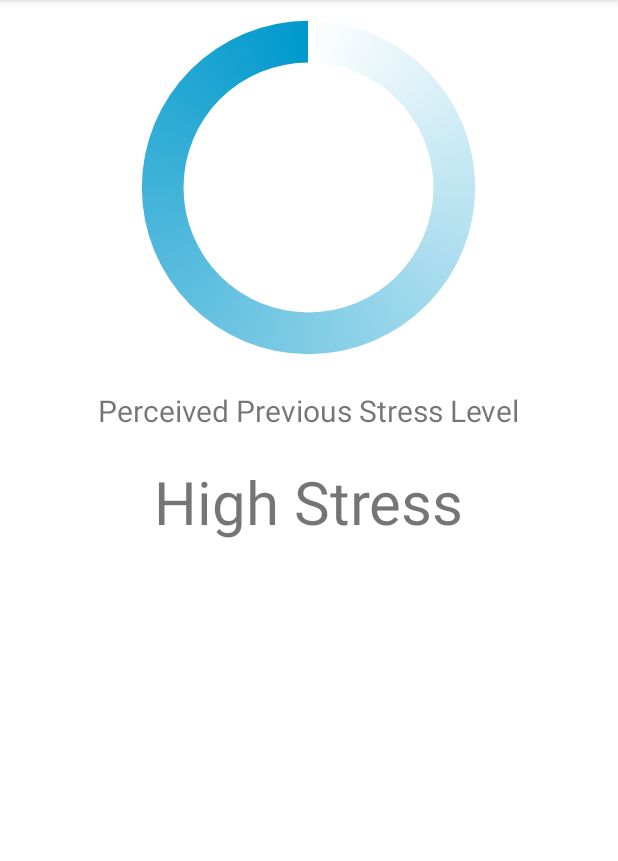
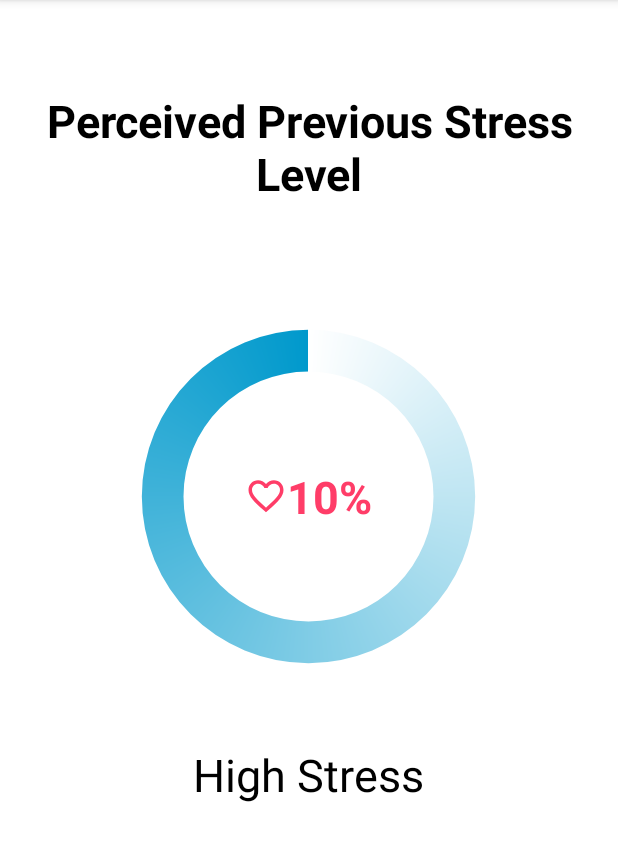
Before and after one commit to Yashcode1/stressmanagement, an Android app: the QuestionnaireEnd screen opened directly, with no data from a screen before it, on a phone screen of 412 x 824 dp, the part 84-945 px from its top. Run offline under Robolectric (Android 15) with nearby library versions, the phone set to English and light mode, and no system bars.

Commit message:
minor changes

```diff
--- a/app/src/main/java/com/example/myapplication/QuestionnaireEnd.java
+++ b/app/src/main/java/com/example/myapplication/QuestionnaireEnd.java
@@ -25,13 +25,9 @@ public class QuestionnaireEnd extends AppCompatActivity {
             value = bundle.getInt("stressresult");
 
             TextView resulttxt = (TextView) findViewById(R.id.stressleveltxt);
-            //resulttxt.setText(String.valueOf(value));
-
 
             TextView txtProgress = (TextView) findViewById(R.id.txtProgress);
             progressBar = (ProgressBar) findViewById(R.id.progressBar);
-
-            int stresspercentage = (int)calc(value);
             int x= (int)calc(value);
             resulttxt.setText(stresslevel(value));
 
@@ -59,7 +55,15 @@ public class QuestionnaireEnd extends AppCompatActivity {
     }
 
     public double calc (int v){
-        return (((double)v/40.0)*100);
+        double res = ((double)v/40.0)*100;
+
+        if (res == 0){
+            return 1;
+        }else if(res >100){
+            return 100;
+        }else{
+            return res;
+        }
 
     }
 
--- /dev/null
+++ b/app/src/main/res/drawable/heart_icon.xml
@@ -0,0 +1,10 @@
+<vector xmlns:android="http://schemas.android.com/apk/res/android"
+    android:width="28dp"
+    android:height="28dp"
+    android:viewportWidth="24"
+    android:viewportHeight="24"
+    android:tint="#FF3D68">
+  <path
+      android:fillColor="@android:color/white"
+      android:pathData="M16.5,3c-1.74,0 -3.41,0.81 -4.5,2.09C10.91,3.81 9.24,3 7.5,3 4.42,3 2,5.42 2,8.5c0,3.78 3.4,6.86 8.55,11.54L12,21.35l1.45,-1.32C18.6,15.36 22,12.28 22,8.5 22,5.42 19.58,3 16.5,3zM12.1,18.55l-0.1,0.1 -0.1,-0.1C7.14,14.24 4,11.39 4,8.5 4,6.5 5.5,5 7.5,5c1.54,0 3.04,0.99 3.57,2.36h1.87C13.46,5.99 14.96,5 16.5,5c2,0 3.5,1.5 3.5,3.5 0,2.89 -3.14,5.74 -7.9,10.05z"/>
+</vector>
--- a/app/src/main/res/layout/activity_questionnaire_end.xml
+++ b/app/src/main/res/layout/activity_questionnaire_end.xml
@@ -7,6 +7,20 @@
     android:orientation="vertical"
     android:gravity="center_horizontal"
     tools:context=".QuestionnaireEnd">
+
+    <TextView
+        android:layout_width="wrap_content"
+        android:layout_height="wrap_content"
+        android:text="Perceived Previous Stress Level"
+        android:textSize="30dp"
+        android:textStyle="bold"
+        android:textColor="@color/black"
+        android:textAlignment="center"
+        android:layout_marginLeft="10dp"
+        android:layout_marginRight="10dp"
+        android:layout_marginTop="60dp"
+        android:layout_marginBottom="70dp"
+        android:gravity="center_horizontal" />
 
     <RelativeLayout
         android:layout_width="wrap_content"
@@ -27,6 +41,11 @@
 
 
         <TextView
+            android:drawableLeft="@drawable/heart_icon"
+            android:textStyle="bold"
+            android:textSize="30dp"
+            android:text="10%"
+            android:textColor="#FF3D68"
             android:id="@+id/txtProgress"
             android:layout_width="wrap_content"
             android:layout_height="wrap_content"
@@ -36,25 +55,22 @@
     </RelativeLayout>
 
     <LinearLayout
+        android:layout_marginTop="30dp"
         android:layout_width="wrap_content"
         android:layout_height="wrap_content"
         android:orientation="vertical"
         android:gravity="center"
         android:elevation="100dp">
 
-        <TextView
-            android:layout_width="wrap_content"
-            android:layout_height="wrap_content"
-            android:text="Perceived Previous Stress Level"
-            android:textSize="20dp"
-            android:layout_margin="10dp"/>
+
 
         <TextView
             android:id="@+id/stressleveltxt"
             android:layout_width="wrap_content"
             android:layout_height="wrap_content"
             android:text="High Stress"
-            android:textSize="40dp"
+            android:textSize="30dp"
+            android:textColor="@color/black"
             android:layout_margin="10dp"/>
 
 
```
